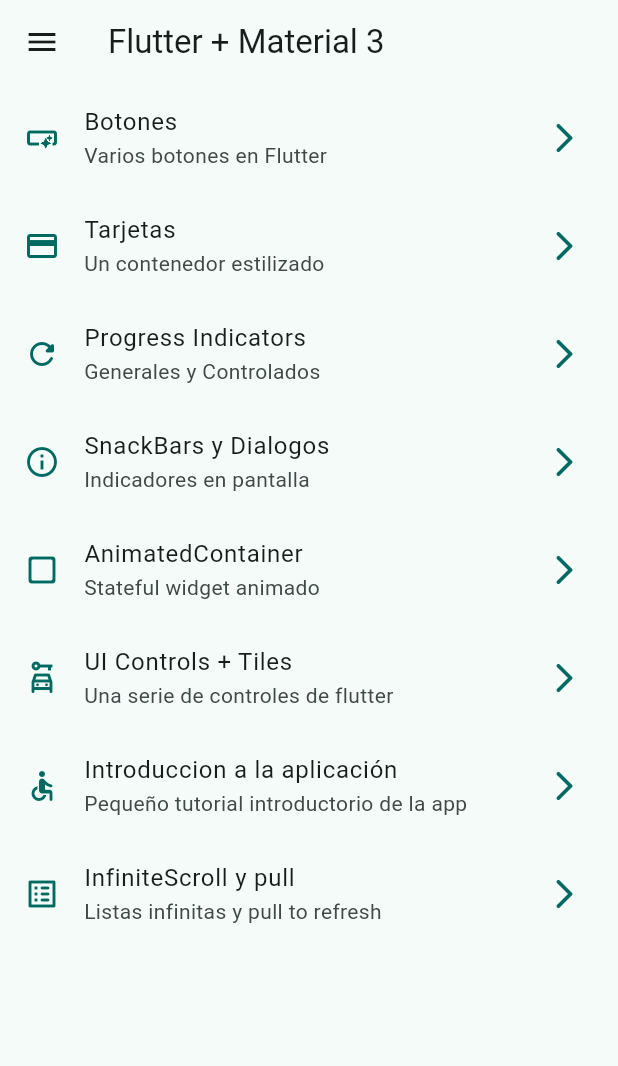
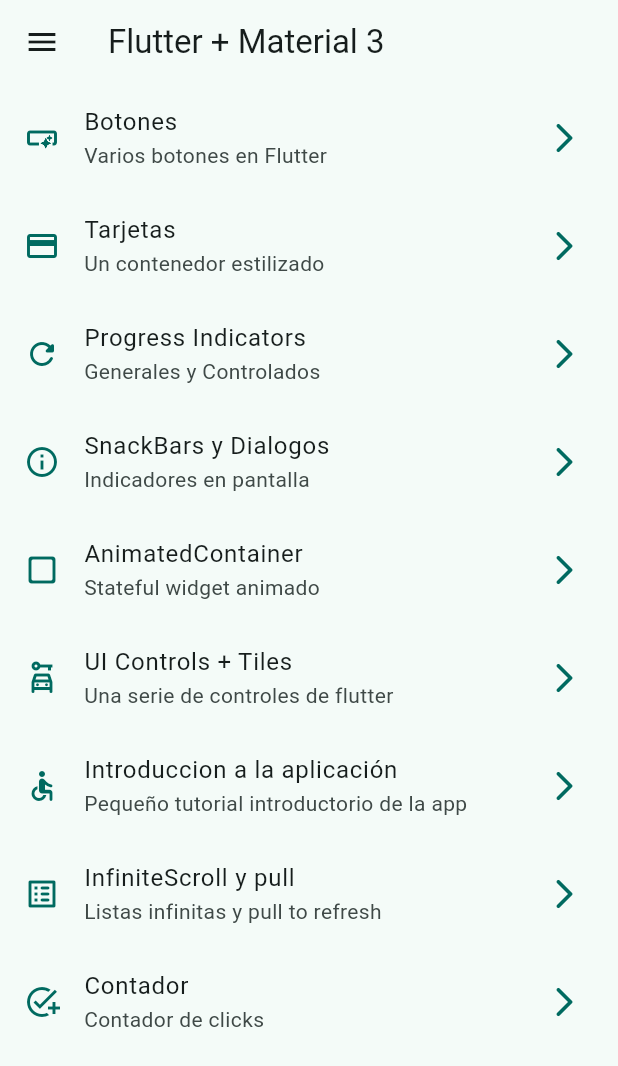
Before and after one commit to JuanMiguelUribe/widgets_apps, a Flutter app: the screen it shows after launch, on a phone screen of 412 x 824 dp. Shown: the top 1066 px of the screen. Run offline on Flutter 3.47's test engine with Material 3 defaults, Android fonts, the phone set to English and light mode, and no system bars; our stand-ins replace animate_do, go_router.

```diff
--- a/lib/config/menu/menu_items.dart
+++ b/lib/config/menu/menu_items.dart
@@ -64,4 +64,10 @@ const List<MenuItem> appMenuItems = [
     link: "/infinite",
     icon: Icons.list_alt_rounded,
   ),
+  MenuItem(
+    title: "Contador",
+    subTitle: "Contador de clicks",
+    link: "/counter_screen",
+    icon: Icons.add_task_outlined,
+  ),
 ];
--- a/lib/config/router/app_router.dart
+++ b/lib/config/router/app_router.dart
@@ -50,5 +50,10 @@ final appRouter = GoRouter(
       name: InfiniteScrollScreen.name,
       builder: (context, state) => InfiniteScrollScreen(),
     ),
+    GoRoute(
+      path: '/counter_screen',
+      name: CounterScreen.name,
+      builder: (context, state) => CounterScreen(),
+    ),
   ],
 );
--- a/lib/presentation/screens/screens.dart
+++ b/lib/presentation/screens/screens.dart
@@ -7,3 +7,4 @@ export 'package:widgets_app/presentation/screens/infinite_scroll/infinite_scroll
 export 'package:widgets_app/presentation/screens/progress/progress_screen.dart';
 export 'package:widgets_app/presentation/screens/snackbar/snackbar_screen.dart';
 export 'package:widgets_app/presentation/screens/ui_controls/ui_controls_screen.dart';
+export 'package:widgets_app/presentation/screens/counter/counter_screen.dart';
```
Also changed, not shown: lib/presentation/screens/counter/counter_screen.dart (added, +26 -0 lines).
